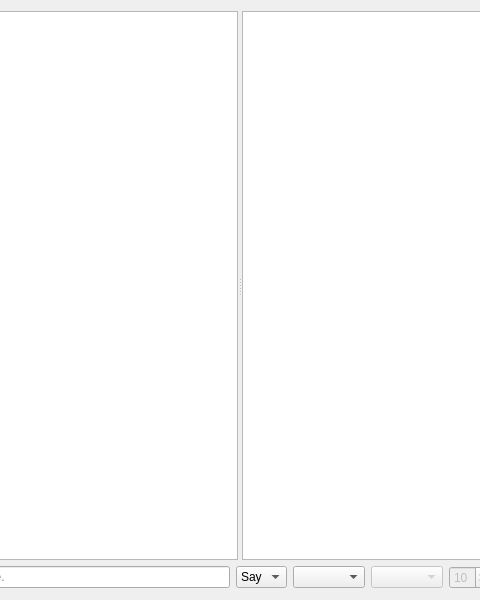
The window that src/client/game/frostbite/FrostbiteChatWidget.ui (OpenRcon/OpenRcon) describes before a commit, drawn with Qt 5; both pictures show x 160 to 640 and y 0 to 600 of the 800 by 600 pixel window.
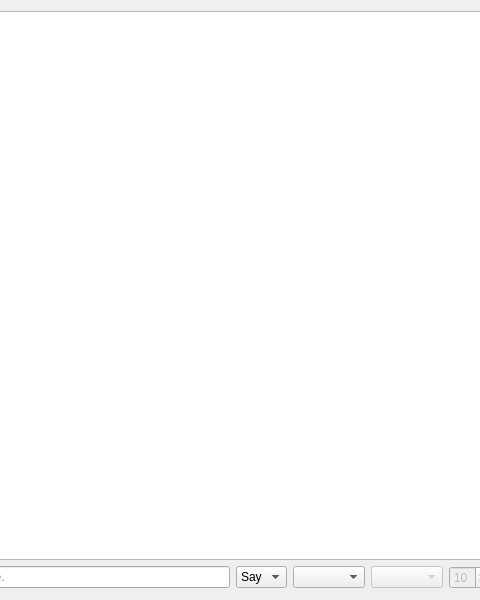
The same window after the commit. Custom widgets are drawn as their Qt base class.

Commit message: (Frostbite) FrostbiteChatWidget is now fully functional.

```diff
--- a/src/client/game/frostbite/FrostbiteChatWidget.ui
+++ b/src/client/game/frostbite/FrostbiteChatWidget.ui
@@ -11,26 +11,6 @@
    </rect>
   </property>
   <layout class="QGridLayout" name="gridLayout">
-   <item row="0" column="0" colspan="7">
-    <widget class="QSplitter" name="splitter">
-     <property name="orientation">
-      <enum>Qt::Horizontal</enum>
-     </property>
-     <widget class="QTextEdit" name="textEdit">
-      <property name="readOnly">
-       <bool>true</bool>
-      </property>
-     </widget>
-     <widget class="QListWidget" name="listWidget">
-      <property name="enabled">
-       <bool>true</bool>
-      </property>
-     </widget>
-    </widget>
-   </item>
-   <item row="1" column="2">
-    <widget class="QComboBox" name="comboBox_target"/>
-   </item>
    <item row="1" column="0">
     <widget class="HistoryLineEdit" name="lineEdit">
      <property name="placeholderText">
@@ -58,6 +38,16 @@
      </item>
     </widget>
    </item>
+   <item row="1" column="2">
+    <widget class="QComboBox" name="comboBox_target"/>
+   </item>
+   <item row="1" column="3">
+    <widget class="QComboBox" name="comboBox_squad">
+     <property name="enabled">
+      <bool>false</bool>
+     </property>
+    </widget>
+   </item>
    <item row="1" column="4">
     <widget class="QSpinBox" name="spinBox_duration">
      <property name="enabled">
@@ -76,6 +66,9 @@
    </item>
    <item row="1" column="5">
     <widget class="QLabel" name="label_duration">
+     <property name="enabled">
+      <bool>true</bool>
+     </property>
      <property name="text">
       <string>Seconds</string>
      </property>
@@ -91,10 +84,10 @@
      </property>
     </widget>
    </item>
-   <item row="1" column="3">
-    <widget class="QComboBox" name="comboBox_squad">
-     <property name="enabled">
-      <bool>false</bool>
+   <item row="0" column="0" colspan="7">
+    <widget class="QTextEdit" name="textEdit">
+     <property name="readOnly">
+      <bool>true</bool>
      </property>
     </widget>
    </item>
```
The commit also changes 2 other files.
